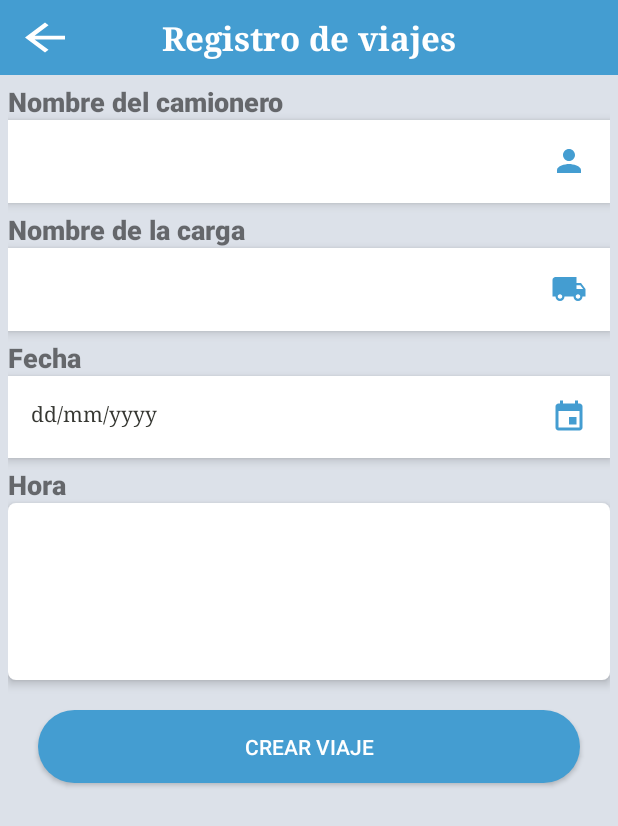
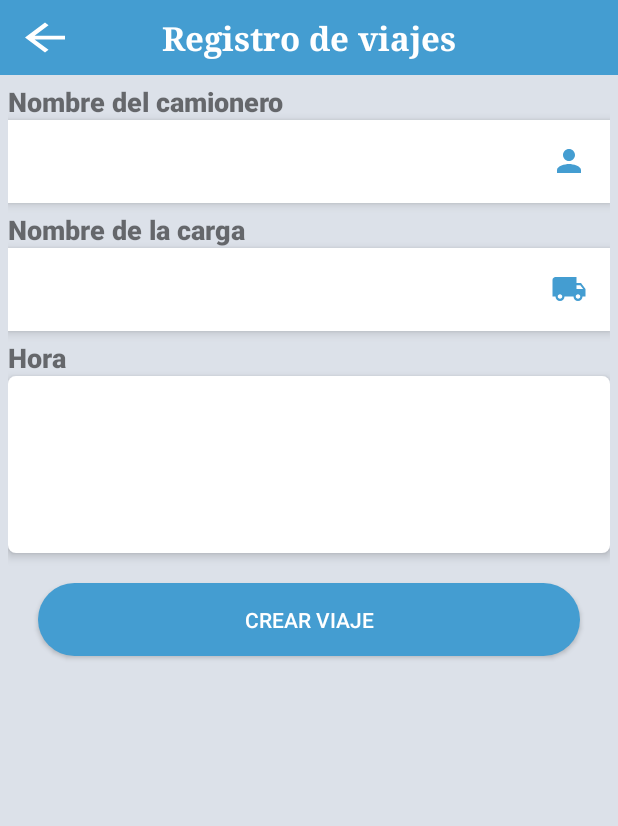
Before and after one commit to GabrielTechs/BeeControl, an Android app: the NewTripActivity screen opened directly, with no data from a screen before it, after a tap on "CREAR VIAJE", on a phone screen of 412 x 824 dp. Shown: the top 826 px of the screen. Run offline under Robolectric (Android 15) with nearby library versions, the phone set to English and light mode, and no system bars; our stand-ins replace Firebase (no records; nobody signed in at launch, a user with empty details on screens opened directly).

Commit message:
id para usuarios y viajes

```diff
--- a/BeeControl/app/src/main/java/com/example/caleb/beecontrol/NewTripActivity.kt
+++ b/BeeControl/app/src/main/java/com/example/caleb/beecontrol/NewTripActivity.kt
@@ -13,15 +13,17 @@ import android.widget.EditText
 import android.widget.TextView
 import android.widget.Toast
 import com.google.firebase.firestore.FirebaseFirestore
+import com.google.firebase.firestore.SetOptions
+import java.text.SimpleDateFormat
 
 class NewTripActivity : AppCompatActivity() {
 
     lateinit var txtTripDriverName: EditText
     lateinit var txtTripTitle: EditText
     lateinit var txtTripDescription: EditText
-    lateinit var txtTripDate: TextView
     lateinit var btnCreateTrip: Button
     private val db = FirebaseFirestore.getInstance()
+    private val path = db.collection("TripID").document("Counter")
     private val tripCollectionRef = db.collection("Trips")
 
     @RequiresApi(Build.VERSION_CODES.N)
@@ -32,47 +34,46 @@ class NewTripActivity : AppCompatActivity() {
         txtTripDriverName = findViewById(R.id.txtTripDriverName)
         txtTripTitle = findViewById(R.id.txtTripTitle)
         txtTripDescription = findViewById(R.id.txtTripDescription)
-        txtTripDate = findViewById(R.id.txtTripDate)
         btnCreateTrip = findViewById(R.id.btnCreateTrip)
 
-        txtTripDate.setOnClickListener{
-            datePicker()
-        }
 
         btnCreateTrip.setOnClickListener {
             createTrip()
         }
     }
 
-    @RequiresApi(Build.VERSION_CODES.N)
-    fun datePicker() {
-        val c = Calendar.getInstance()
-        val year = c.get(Calendar.YEAR)
-        val month = c.get(Calendar.MONTH)
-        val day = c.get(Calendar.DAY_OF_MONTH)
-        val dpd = DatePickerDialog(this, DatePickerDialog.OnDateSetListener { view, mYear, mMonth, mDay ->
-            txtTripDate.text = "$mDay/$mMonth/$mYear"
-        }, year, month + 1, day)
-        dpd.show()
-    }
+    fun createTrip(){
+        val tripTitle: String = txtTripTitle.text.toString()
+        val tripDriverName: String = txtTripDriverName.text.toString()
+        val tripDescription: String = txtTripDescription.text.toString()
+        val c = java.util.Calendar.getInstance().time
+        val df = SimpleDateFormat("dd-MM-yyyy")
+        val tf = SimpleDateFormat("HH:mm")
+        val tripDate =  df.format(c).toString()
+        val tripCreatedHour = tf.format(c).toString()
 
-    fun createTrip(){
-        var tripTitle: String = txtTripTitle.text.toString()
-        var tripDriverName: String = txtTripDriverName.text.toString()
-        var tripDate: String = txtTripDate.text.toString()
-        var tripDescription: String = txtTripDescription.text.toString()
-
-        if (tripTitle.trim().isEmpty() || tripDescription.trim().isEmpty() || tripDate.isEmpty() ||
-                tripDriverName.isEmpty()){
+        if (tripTitle.trim().isEmpty() || tripDescription.trim().isEmpty() || tripDriverName.isEmpty()){
             Toast.makeText(this, "Llene los campos restantes", Toast.LENGTH_SHORT).show()
             return
         }
 
-        tripCollectionRef.add(Trip(tripDate, tripTitle, tripDriverName, "", tripDescription, 10))
+        path.get().addOnSuccessListener { document ->
+            val id = document["Id"].toString().toInt()
+            tripCollectionRef.add(Trip(tripDate, tripTitle, tripDriverName, tripCreatedHour, tripDescription, id))
+            tripIdIncrement()
+        }
 
         Toast.makeText(this, "Viaje agregado!", Toast.LENGTH_SHORT).show()
-        var intent = Intent(this, TripActivity::class.java)
+        val intent = Intent(this, TripActivity::class.java)
         startActivity(intent)
+    }
+
+    fun tripIdIncrement() {
+        path.get().addOnSuccessListener { document ->
+            var count = document["Id"]
+            count = count.toString().toInt() + 1
+            path.update("Id", count)
+        }
     }
 
     fun back(view: View){
--- a/BeeControl/app/src/main/java/com/example/caleb/beecontrol/SupportMessagesActivity.kt
+++ b/BeeControl/app/src/main/java/com/example/caleb/beecontrol/SupportMessagesActivity.kt
@@ -1,6 +1,5 @@
 package com.example.caleb.beecontrol
 
-import android.content.Intent
 import android.support.v7.app.AppCompatActivity
 import android.os.Bundle
 import android.view.View
@@ -12,7 +11,6 @@ class SupportMessagesActivity : AppCompatActivity() {
         setContentView(R.layout.activity_support_messages)
     }
     fun back(view: View){
-        //startActivity(Intent(this, EmployeesActivity::class.java))
         onBackPressed()
     }
 }
--- a/BeeControl/app/src/main/java/com/example/caleb/beecontrol/TripAdapter.java
+++ b/BeeControl/app/src/main/java/com/example/caleb/beecontrol/TripAdapter.java
@@ -24,6 +24,8 @@ public class TripAdapter extends FirestoreRecyclerAdapter<Trip, TripAdapter.Trip
         holder.txtTripDate.setText(model.getTripDate());
         holder.txtTripDriverName.setText((model.getTripDriverName()));
         holder.txtTripTitle.setText(model.getTripTitle());
+        holder.txtTripCreatedHour.setText(model.getTripCreatedHour());
+        holder.txtTripEntryHour.setText(model.getTripEntryHour());
         holder.txtTripPartingHour.setText(model.getTripPartingHour());
         holder.txtTripId.setText(String.valueOf(model.getTripId()));
 
@@ -42,6 +44,8 @@ public class TripAdapter extends FirestoreRecyclerAdapter<Trip, TripAdapter.Trip
         TextView txtTripDriverName;
         TextView txtTripTitle;
         TextView txtTripDate;
+        TextView txtTripCreatedHour;
+        TextView txtTripEntryHour;
         TextView txtTripPartingHour;
         TextView txtTripId;
 
@@ -50,6 +54,8 @@ public class TripAdapter extends FirestoreRecyclerAdapter<Trip, TripAdapter.Trip
             txtTripDriverName = itemView.findViewById(R.id.txtTripDriverName);
             txtTripTitle = itemView.findViewById(R.id.txtTripTitle);
             txtTripDate = itemView.findViewById(R.id.txtTripDate);
+            txtTripCreatedHour = itemView.findViewById(R.id.txtTripCreatedHour);
+            txtTripEntryHour = itemView.findViewById(R.id.txtTripEntryHour);
             txtTripPartingHour = itemView.findViewById(R.id.txtTripPartingHour);
             txtTripId = itemView.findViewById(R.id.txtTripId);
 
--- a/BeeControl/app/src/main/java/com/example/caleb/beecontrol/TripDetailActivity.kt
+++ b/BeeControl/app/src/main/java/com/example/caleb/beecontrol/TripDetailActivity.kt
@@ -12,6 +12,7 @@ class TripDetailActivity : AppCompatActivity() {
     lateinit var txtTripDriverName: TextView
     lateinit var txtTripTitle: TextView
     lateinit var txtTripDate: TextView
+    lateinit var txtTripCreatedHour: TextView
     lateinit var txtTripPartingHour: TextView
     lateinit var txtTripEntryHour: TextView
     lateinit var txtTripDescription: TextView
@@ -23,6 +24,7 @@ class TripDetailActivity : AppCompatActivity() {
         txtTripDriverName = findViewById(R.id.txtTripDriverName)
         txtTripTitle = findViewById(R.id.txtTripTitle)
         txtTripDate = findViewById(R.id.txtTripDate)
+        txtTripCreatedHour = findViewById(R.id.txtTripCreatedHour)
         txtTripPartingHour = findViewById(R.id.txtTripPartingHour)
         txtTripEntryHour = findViewById(R.id.txtTripEntryHour)
         txtTripDescription = findViewById(R.id.txtTripDescription)
@@ -32,6 +34,7 @@ class TripDetailActivity : AppCompatActivity() {
         txtTripDriverName.text = trip.getString("tripDriverName")
         txtTripTitle.text = trip.getString("tripTitle")
         txtTripDate.text = trip.getString("tripDate")
+        txtTripCreatedHour.text = trip.getString("tripCreatedHour")
         txtTripPartingHour.text = trip.getString("tripPartingHour")
         txtTripEntryHour.text = trip.getString("tripEntryHour")
         txtTripDescription.text = trip.getString("tripDescription")
--- a/BeeControl/app/src/main/res/layout/activity_newtrip.xml
+++ b/BeeControl/app/src/main/res/layout/activity_newtrip.xml
@@ -81,28 +81,6 @@
             android:padding="15dp"
             android:singleLine="true" />
 
-
-        <TextView
-            android:layout_width="match_parent"
-            android:layout_height="wrap_content"
-            android:layout_marginTop="5dp"
-            android:text="@string/fecha"
-            android:textSize="18sp"
-            app:fontFamily="sans-serif-black" />
-
-        <TextView
-            android:id="@+id/txtTripDate"
-            android:layout_width="match_parent"
-            android:layout_height="wrap_content"
-            android:background="#fff"
-            android:drawableEnd="@drawable/ic_insert_invitation_black_24dp"
-            android:elevation="4dp"
-            android:gravity="start"
-            android:hint="@string/formato_fecha"
-            android:padding="15dp"
-            android:textColorHint="#363732"
-            android:typeface="serif" />
-
         <TextView
             android:id="@+id/textView"
             android:layout_width="match_parent"
--- a/BeeControl/app/src/main/res/layout/activity_tripspec.xml
+++ b/BeeControl/app/src/main/res/layout/activity_tripspec.xml
@@ -112,7 +112,7 @@
             app:fontFamily="sans-serif-black" />
 
         <TextView
-            android:id="@+id/txtTripSettedHour"
+            android:id="@+id/txtTripCreatedHour"
             android:layout_width="match_parent"
             android:layout_height="wrap_content"
             android:textAppearance="@style/InBoxColorSize"
--- a/BeeControl/app/src/main/res/layout/list_trip.xml
+++ b/BeeControl/app/src/main/res/layout/list_trip.xml
@@ -56,7 +56,7 @@
             android:typeface="serif" />
 
         <TextView
-            android:id="@+id/txtTripArriveHour"
+            android:id="@+id/txtTripEntryHour"
             android:layout_width="wrap_content"
             android:layout_height="wrap_content"
             android:layout_alignParentEnd="true"
@@ -76,7 +76,7 @@
             android:typeface="serif" />
 
         <TextView
-            android:id="@+id/txtTripSettedHour"
+            android:id="@+id/txtTripCreatedHour"
             android:layout_width="wrap_content"
             android:layout_height="wrap_content"
             android:layout_below="@id/txtTripDate"
```
Also changed, not shown: BeeControl/app/src/main/java/com/example/caleb/beecontrol/MenuActivity.kt (+0 -10 lines), BeeControl/app/src/main/java/com/example/caleb/beecontrol/RegisterActivity.kt (+14 -10 lines), BeeControl/app/src/main/java/com/example/caleb/beecontrol/Trip.java (+12 -9 lines), BeeControl/app/src/main/java/com/example/caleb/beecontrol/TripActivity.kt (+7 -6 lines).
